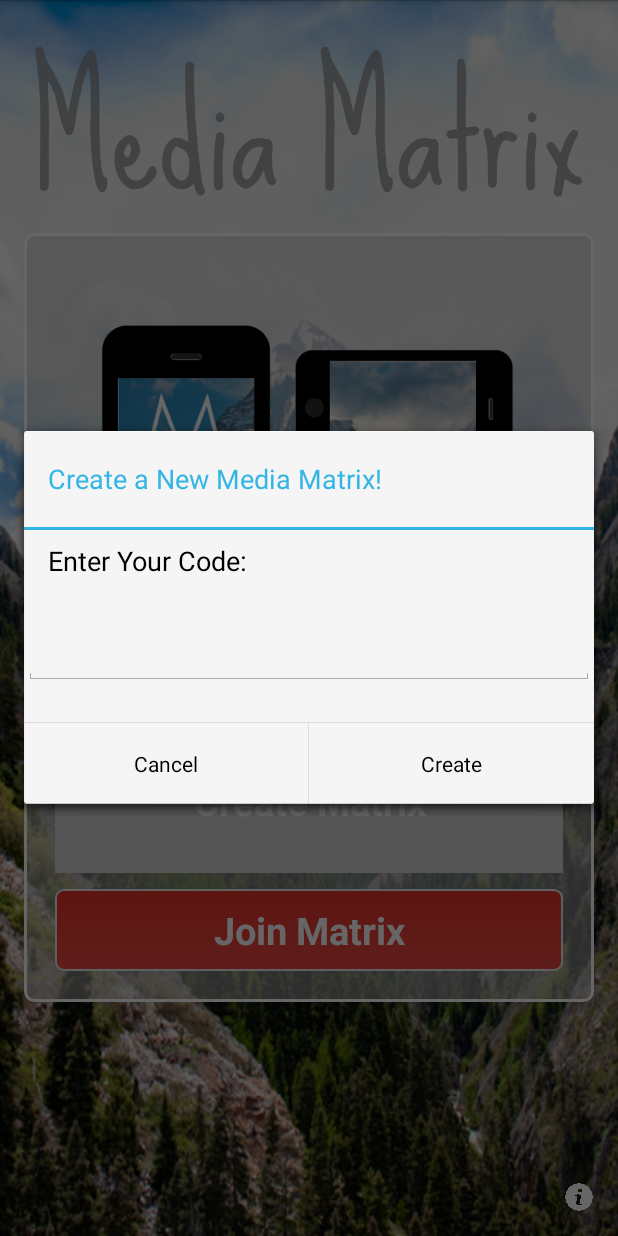
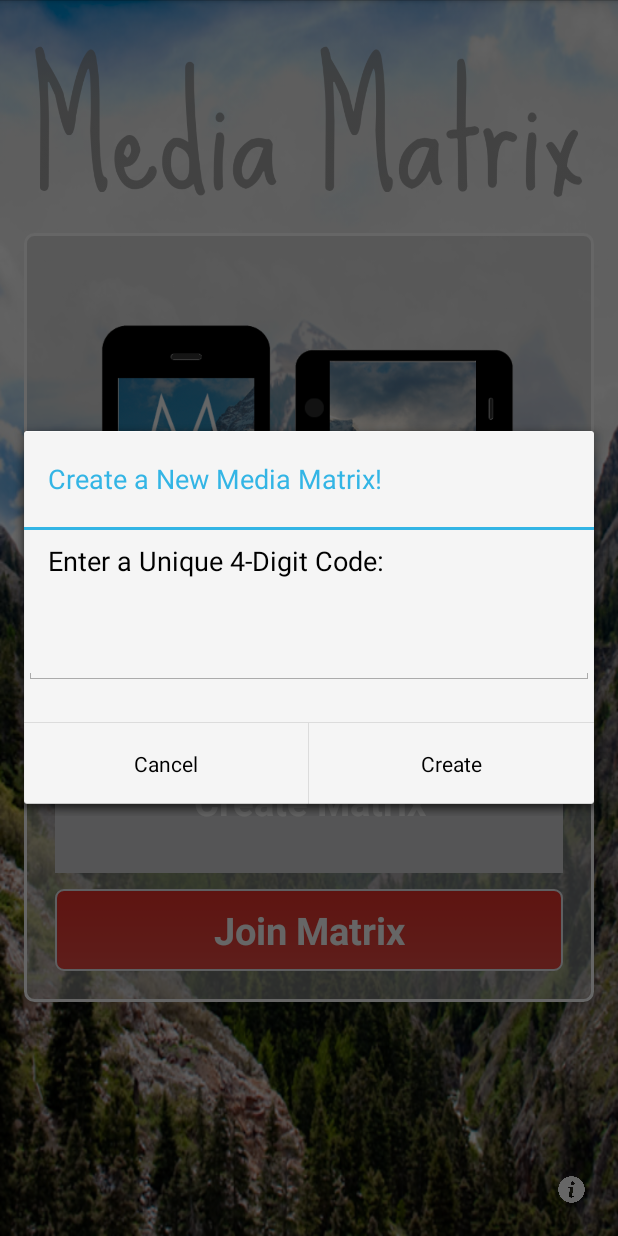
Before and after one commit to scdickson/MediaMatrix, an Android app: the screen it shows after launch (MainActivity), after a tap on "Create Matrix", on a phone screen of 412 x 824 dp. Run offline under Robolectric (Android 15) with nearby library versions, the phone set to English and light mode, and no system bars.

Commit message:
Bug Fixes and MaxWidth/Height Calculation

```diff
--- a/app/src/main/java/scd/com/mediamatrix/MainActivity.java
+++ b/app/src/main/java/scd/com/mediamatrix/MainActivity.java
@@ -100,7 +100,7 @@ public class MainActivity extends Activity implements View.OnClickListener
             AlertDialog.Builder alert = new AlertDialog.Builder(this);
 
             alert.setTitle("Create a New Media Matrix!");
-            alert.setMessage("Enter Your Code:");
+            alert.setMessage("Enter a Unique 4-Digit Code:");
 
             final EditText input = new EditText(this);
             input.setInputType(InputType.TYPE_CLASS_NUMBER);
--- a/app/src/main/java/scd/com/mediamatrix/MatrixInitialization.java
+++ b/app/src/main/java/scd/com/mediamatrix/MatrixInitialization.java
@@ -34,6 +34,7 @@ import java.util.ArrayList;
  */
 public class MatrixInitialization extends Activity
 {
+    Context context;
     SwipeView swipeView;
     static String SESSION_ID;
     static boolean isMaster;
@@ -50,7 +51,7 @@ public class MatrixInitialization extends Activity
         requestWindowFeature(Window.FEATURE_NO_TITLE);
 
         setContentView(R.layout.activity_main);
-
+        this.context = this;
         SESSION_ID = getIntent().getStringExtra("SESSION_ID");
         isMaster = getIntent().getBooleanExtra("IS_MASTER", false);
 
@@ -102,7 +103,7 @@ public class MatrixInitialization extends Activity
                 {
                     if(devices.size() < 1)
                     {
-                        new AlertDialog.Builder(getApplicationContext())
+                        new AlertDialog.Builder(context)
                                 .setTitle("Error")
                                 .setMessage("You can't display an image with one or fewer devices...")
                                 .setNegativeButton(android.R.string.ok, new DialogInterface.OnClickListener() {
@@ -110,7 +111,6 @@ public class MatrixInitialization extends Activity
                                         // continue with delete
                                     }
                                 })
-                                .setIcon(R.drawable.doge)
                                 .show();
                     }
                     else {
--- a/app/src/main/java/scd/com/mediamatrix/PhotoActivity.java
+++ b/app/src/main/java/scd/com/mediamatrix/PhotoActivity.java
@@ -78,7 +78,7 @@ public class PhotoActivity extends Activity {
                     imagePreview.setImageBitmap(yourSelectedImage);
                     // Encode the selected image and store it into FireBase
                     String encodedImage = MainActivity.encodeTobase64(yourSelectedImage);
-                    Log.d("mm", encodedImage);
+                    //Log.d("mm", encodedImage);
 
                     myFirebaseRef.child(MatrixInitialization.SESSION_ID).child("IMAGE").setValue(encodedImage);
                 }
--- a/app/src/main/res/layout/activity_main.xml
+++ b/app/src/main/res/layout/activity_main.xml
@@ -64,12 +64,13 @@
         android:src="@drawable/text_logo"/>
 
     <ImageView
+        android:padding="5dp"
         android:layout_alignParentBottom="true"
         android:layout_alignParentRight="true"
         android:id="@+id/info"
         android:src="@drawable/info"
         android:scaleType="fitXY"
-        android:layout_width="20dp"
-        android:layout_height="20dp" />
+        android:layout_width="30dp"
+        android:layout_height="30dp" />
 
 </RelativeLayout>
```
Also changed, not shown: app/src/main/java/scd/com/mediamatrix/SortAndFill.java (+5 -3 lines).
